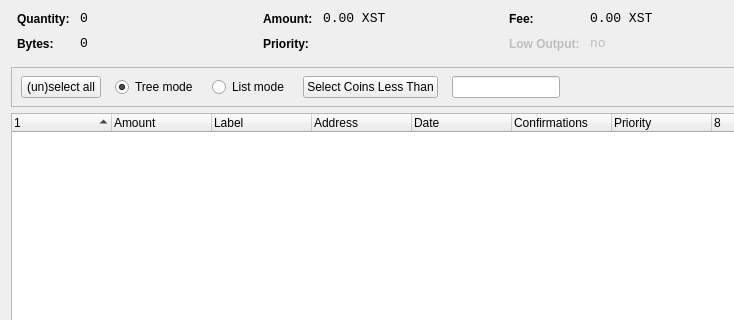
Before: the Qt Designer form src/qt/forms/coincontroldialog.ui in SonicScrew/SonicScrewdriver, drawn with Qt 5; both pictures show x 0 to 734 and y 0 to 320 of the 1000 by 500 pixel window.
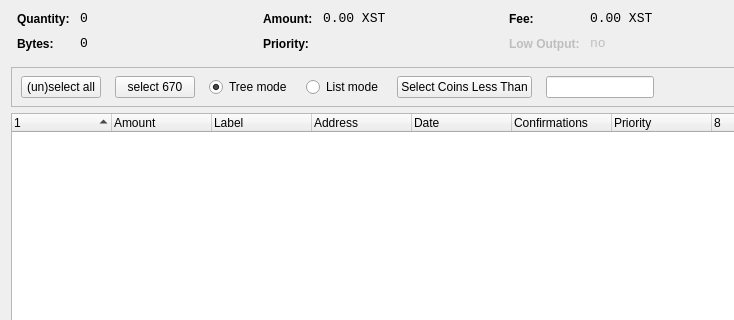
After: the same form once the commit is applied. Custom widgets are drawn as their Qt base class.

```diff
--- a/src/qt/forms/coincontroldialog.ui
+++ b/src/qt/forms/coincontroldialog.ui
@@ -402,6 +402,19 @@
          </property>
         </widget>
        </item>
+       <item>
+        <widget class="QPushButton" name="pushButtonSelect670">
+         <property name="sizePolicy">
+          <sizepolicy hsizetype="Maximum" vsizetype="Fixed">
+           <horstretch>0</horstretch>
+           <verstretch>0</verstretch>
+          </sizepolicy>
+         </property>
+         <property name="text">
+          <string>select 670</string>
+         </property>
+        </widget>
+       </item>
        <item>
         <widget class="QRadioButton" name="radioTreeMode">
          <property name="sizePolicy">
```
